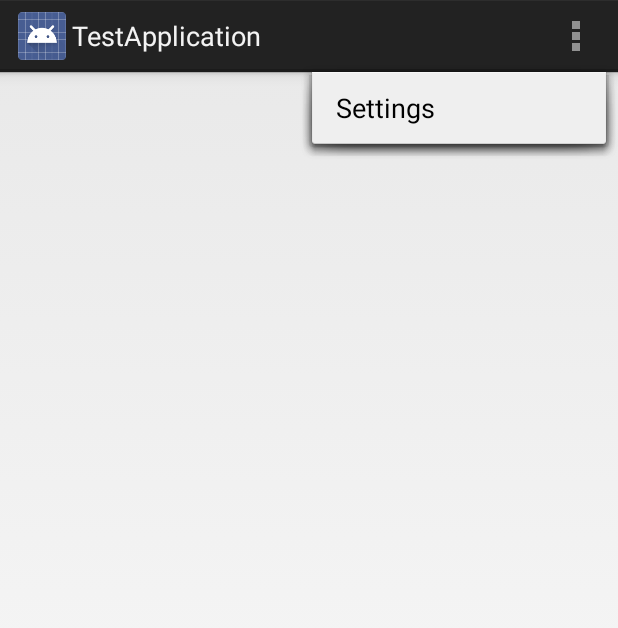
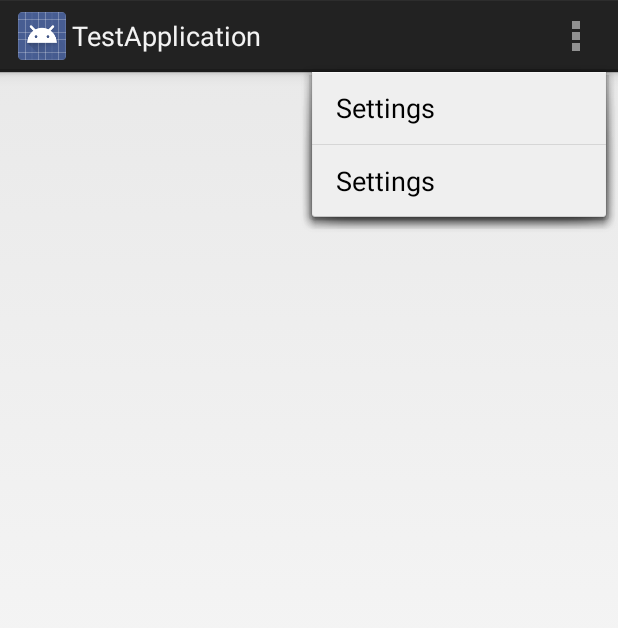
Before and after one commit to Gamer239/SimpleAndroidTestApplication, an Android app: the screen it shows after launch (MainActivity), with the options menu open, on a phone screen of 412 x 824 dp. Shown: the top 628 px of the screen. Run offline under Robolectric (Android 15) with nearby library versions, the phone set to English and light mode, and no system bars; 1 statement that could not run was skipped.

Commit message:
Fix Basic Android Commit

```diff
--- a/TestApplication/src/main/res/menu/main.xml
+++ b/TestApplication/src/main/res/menu/main.xml
@@ -6,4 +6,8 @@
         android:title="@string/action_settings"
         android:orderInCategory="100"
         android:showAsAction="never" />
+    <item android:id="@+id/action_settings"
+        android:title="@string/action_settings"
+        android:orderInCategory="100"
+        android:showAsAction="never" />
 </menu>
```
Also changed, not shown: 2 other files.
